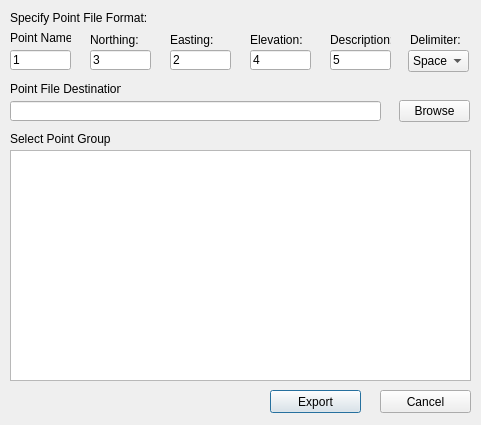
The window that Resources/UI/ExportPoints.ui (HakanSeven12/FreeCAD-Geomatic-Workbench) describes before a commit, drawn with Qt 5.
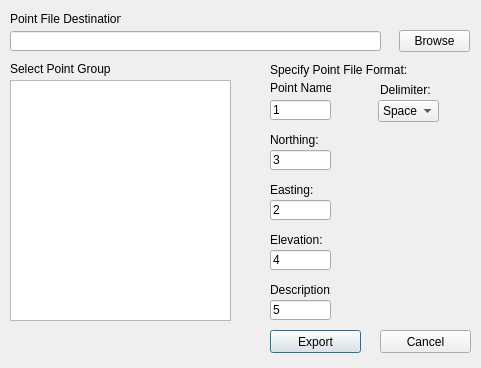
The same window after the commit.

Diff of the .ui file:
```diff
--- a/Resources/UI/ExportPoints.ui
+++ b/Resources/UI/ExportPoints.ui
@@ -7,7 +7,7 @@
     <x>0</x>
     <y>0</y>
     <width>481</width>
-    <height>425</height>
+    <height>368</height>
    </rect>
   </property>
   <property name="windowTitle">
@@ -17,7 +17,7 @@
    <property name="geometry">
     <rect>
      <x>270</x>
-     <y>390</y>
+     <y>330</y>
      <width>91</width>
      <height>23</height>
     </rect>
@@ -30,7 +30,7 @@
    <property name="geometry">
     <rect>
      <x>380</x>
-     <y>390</y>
+     <y>330</y>
      <width>91</width>
      <height>23</height>
     </rect>
@@ -43,7 +43,7 @@
    <property name="geometry">
     <rect>
      <x>10</x>
-     <y>101</y>
+     <y>31</y>
      <width>371</width>
      <height>20</height>
     </rect>
@@ -56,7 +56,7 @@
    <property name="geometry">
     <rect>
      <x>10</x>
-     <y>81</y>
+     <y>11</y>
      <width>111</width>
      <height>16</height>
     </rect>
@@ -69,7 +69,7 @@
    <property name="geometry">
     <rect>
      <x>10</x>
-     <y>131</y>
+     <y>61</y>
      <width>101</width>
      <height>16</height>
     </rect>
@@ -81,8 +81,8 @@
   <widget class="QLabel" name="EastingL">
    <property name="geometry">
     <rect>
-     <x>170</x>
-     <y>30</y>
+     <x>270</x>
+     <y>180</y>
      <width>61</width>
      <height>20</height>
     </rect>
@@ -94,8 +94,8 @@
   <widget class="QLineEdit" name="DescriptionLE">
    <property name="geometry">
     <rect>
-     <x>330</x>
-     <y>50</y>
+     <x>270</x>
+     <y>300</y>
      <width>61</width>
      <height>20</height>
     </rect>
@@ -107,8 +107,8 @@
   <widget class="QComboBox" name="DelimiterCB">
    <property name="geometry">
     <rect>
-     <x>408</x>
-     <y>50</y>
+     <x>378</x>
+     <y>100</y>
      <width>61</width>
      <height>22</height>
     </rect>
@@ -127,8 +127,8 @@
   <widget class="QLineEdit" name="PointNameLE">
    <property name="geometry">
     <rect>
-     <x>10</x>
-     <y>50</y>
+     <x>270</x>
+     <y>100</y>
      <width>61</width>
      <height>20</height>
     </rect>
@@ -140,8 +140,8 @@
   <widget class="QLabel" name="ElevationL">
    <property name="geometry">
     <rect>
-     <x>250</x>
-     <y>30</y>
+     <x>270</x>
+     <y>230</y>
      <width>61</width>
      <height>20</height>
     </rect>
@@ -153,8 +153,8 @@
   <widget class="QLabel" name="PFFL">
    <property name="geometry">
     <rect>
-     <x>10</x>
-     <y>10</y>
+     <x>270</x>
+     <y>62</y>
      <width>141</width>
      <height>16</height>
     </rect>
@@ -166,8 +166,8 @@
   <widget class="QLineEdit" name="EastingLE">
    <property name="geometry">
     <rect>
-     <x>170</x>
-     <y>50</y>
+     <x>270</x>
+     <y>200</y>
      <width>61</width>
      <height>20</height>
     </rect>
@@ -179,8 +179,8 @@
   <widget class="QLabel" name="NorthingL">
    <property name="geometry">
     <rect>
-     <x>90</x>
-     <y>30</y>
+     <x>270</x>
+     <y>130</y>
      <width>61</width>
      <height>20</height>
     </rect>
@@ -192,8 +192,8 @@
   <widget class="QLineEdit" name="NorthingLE">
    <property name="geometry">
     <rect>
-     <x>90</x>
-     <y>50</y>
+     <x>270</x>
+     <y>150</y>
      <width>61</width>
      <height>20</height>
     </rect>
@@ -205,8 +205,8 @@
   <widget class="QLabel" name="DescriptionL">
    <property name="geometry">
     <rect>
-     <x>330</x>
-     <y>30</y>
+     <x>270</x>
+     <y>280</y>
      <width>61</width>
      <height>20</height>
     </rect>
@@ -218,8 +218,8 @@
   <widget class="QLabel" name="DelimiterL">
    <property name="geometry">
     <rect>
-     <x>410</x>
-     <y>30</y>
+     <x>380</x>
+     <y>80</y>
      <width>61</width>
      <height>20</height>
     </rect>
@@ -231,8 +231,8 @@
   <widget class="QLabel" name="PointNameL">
    <property name="geometry">
     <rect>
-     <x>10</x>
-     <y>30</y>
+     <x>270</x>
+     <y>80</y>
      <width>61</width>
      <height>16</height>
     </rect>
@@ -244,8 +244,8 @@
   <widget class="QLineEdit" name="ElevationLE">
    <property name="geometry">
     <rect>
-     <x>250</x>
-     <y>50</y>
+     <x>270</x>
+     <y>250</y>
      <width>61</width>
      <height>20</height>
     </rect>
@@ -258,7 +258,7 @@
    <property name="geometry">
     <rect>
      <x>399</x>
-     <y>100</y>
+     <y>30</y>
      <width>71</width>
      <height>22</height>
     </rect>
@@ -271,9 +271,9 @@
    <property name="geometry">
     <rect>
      <x>10</x>
-     <y>150</y>
-     <width>461</width>
-     <height>231</height>
+     <y>80</y>
+     <width>221</width>
+     <height>241</height>
     </rect>
    </property>
    <property name="selectionMode">
```
